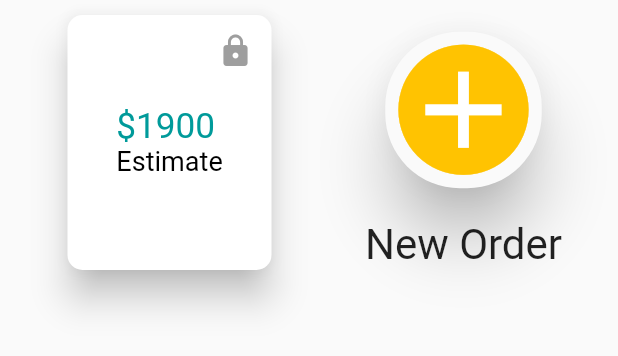
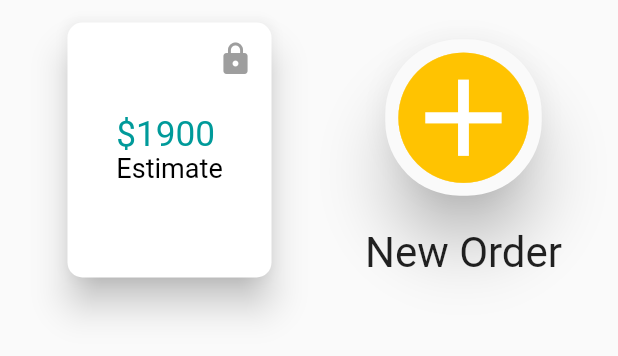
Before and after one commit to awandres/tradegrounds, a Flutter app: the NewOrder widget shown alone on an empty page, opened directly, on a phone screen of 412 x 824 dp. Shown: the top 356 px of the screen. Run offline on Flutter 3.47's test engine with Material 2 defaults, Android fonts, the phone set to English and light mode, and no system bars; our stand-ins replace cloud_firestore, firebase_auth, percent_indicator, shared_preferences; missing offline and left inert: latlng; accounts and stored records are empty.

Commit message:
may not be the best way to do this

```diff
--- a/lib/delivery_dashboard/screens/mainscreen.dart
+++ b/lib/delivery_dashboard/screens/mainscreen.dart
@@ -60,7 +60,7 @@ class MainScreen extends StatelessWidget {
               //   child: NewOrder(),
               // ),
               AnimatedContainer(
-                constraints: BoxConstraints(maxHeight: isLandscape ? 150 : 250),
+                constraints: BoxConstraints(maxHeight: isLandscape ? 150 : 270),
                 duration: _duration,
                 curve: Curves.easeOut,
                 height: height3,
--- a/lib/delivery_dashboard/widgets/neworder.dart
+++ b/lib/delivery_dashboard/widgets/neworder.dart
@@ -5,7 +5,7 @@ class NewOrder extends StatelessWidget {
   @override
   Widget build(BuildContext context) {
     return Padding(
-      padding: const EdgeInsets.fromLTRB(25, 10, 25, 0),
+      padding: const EdgeInsets.fromLTRB(25, 15, 25, 0),
       child: ConstrainedBox(
         constraints: BoxConstraints(
           maxHeight: 200,
```
